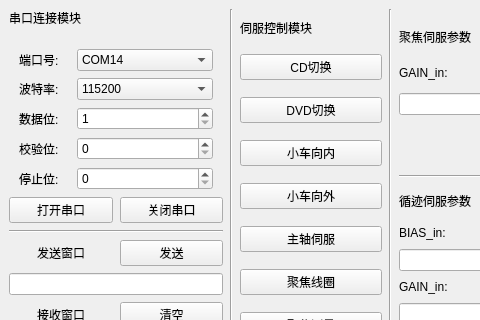
Qt form test.ui (Zhang20000419/Dashboard) before a commit; both pictures show x 0 to 480 and y 0 to 320 of the 1050 by 651 pixel window.
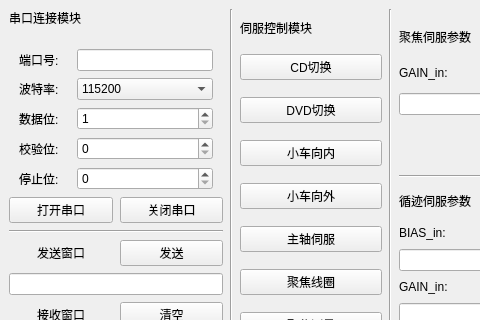
The same form after that commit.

Commit message: completed most functions and refactored some functions,but the input thread bound to the QTextBrowser hasn't been down

Patch:
```diff
--- a/test.ui
+++ b/test.ui
@@ -76,13 +76,7 @@
          </widget>
         </item>
         <item row="0" column="1">
-         <widget class="QComboBox" name="portNumberB">
-          <item>
-           <property name="text">
-            <string>COM14</string>
-           </property>
-          </item>
-         </widget>
+         <widget class="QLineEdit" name="portB"/>
         </item>
         <item row="1" column="0">
          <widget class="QLabel" name="baudL">
```
Left out of the diff: 159 changed lines with no effect on the pictures. The commit also changes 2 other files.
